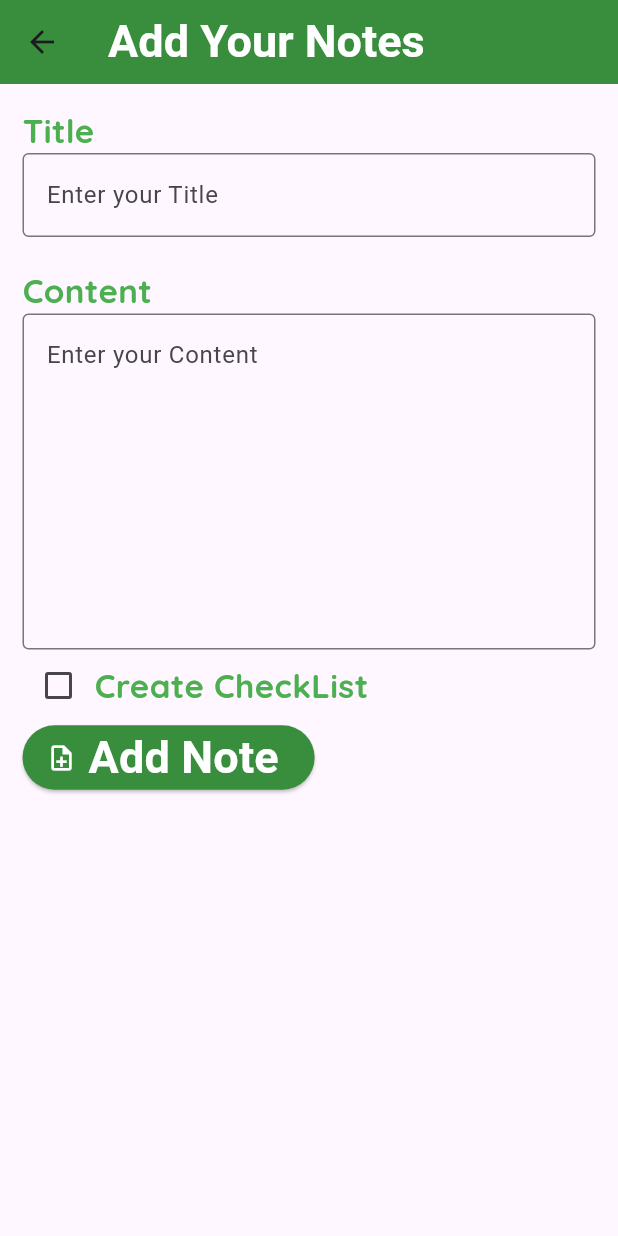
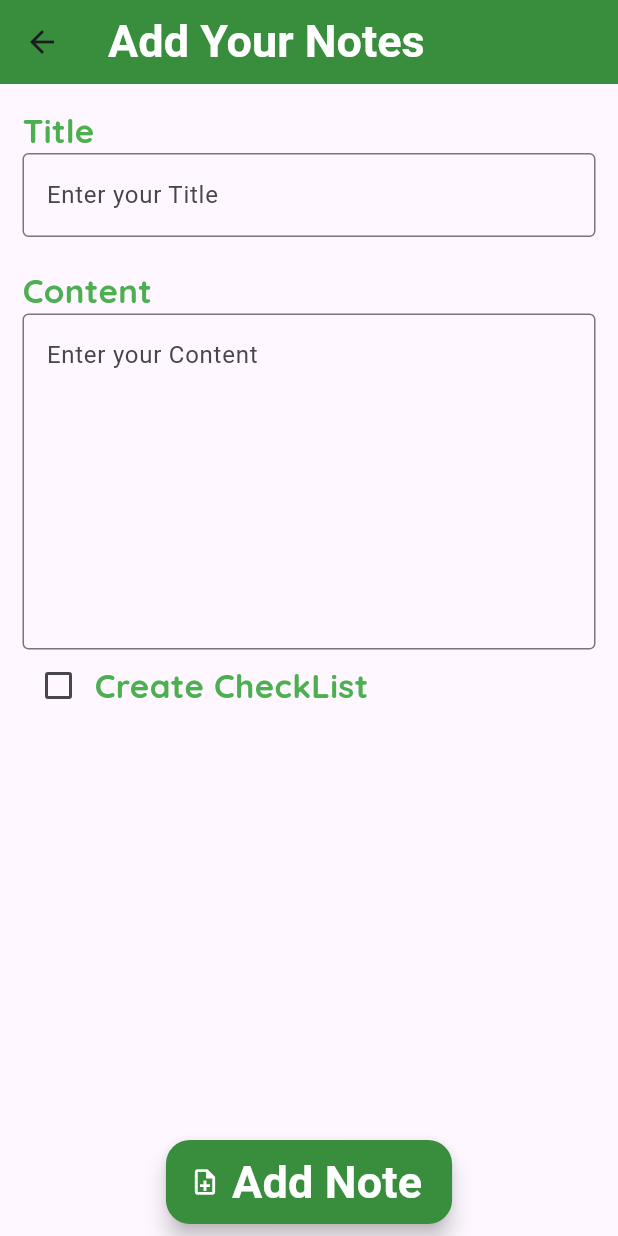
Before and after one commit to sreedeviluminar/noteapp_internship, a Flutter app: the AddNoteScreen screen opened directly, on a phone screen of 412 x 824 dp. Run offline on Flutter 3.47's test engine with Material 3 defaults, Android fonts, the phone set to English and light mode, and no system bars; our stand-ins replace google_fonts, lottie; Roboto replaces fonts that are missing (Kanit).

Commit message:
initial commit

```diff
--- a/lib/screens/addNoteScreen.dart
+++ b/lib/screens/addNoteScreen.dart
@@ -79,35 +79,41 @@ class _AddNoteScreenState extends State<AddNoteScreen> {
                             width: 20,
                           ),
                           CircleAvatar(
+                            backgroundColor: AppColor.basicTheme,
                             child: IconButton(
                                 onPressed: () {},
                                 icon: Icon(
                                   Icons.add,
-                                  color: AppColor.basicTheme,
+                                  color: AppColor.headTextTheme,
                                 )),
                           )
                           ],
                         ),
                       ],
                     ),
-               ElevatedButton.icon(
-                   style: ElevatedButton.styleFrom(
-                       backgroundColor: AppColor.basicTheme),
+                ],
+              ),
+            ),
+          ),
+        ),
+        floatingActionButton: Padding(
+          padding: const EdgeInsets.all(8.0),
+          child: FloatingActionButton.extended(
+            backgroundColor: AppColor.basicTheme,
             onPressed: () {},
+            label: Text(
+              "Add Note",
+              style: AppTextTheme.appBarTextStyle,
+            ),
             icon: Icon(
               Icons.note_add_outlined,
               size: 20,
               color: AppColor.headTextTheme,
             ),
-                   label: Text(
-                     "Add Note",
-                     style: AppTextTheme.appBarTextStyle,
-                   ))
-              ],
           ),
         ),
-        ),
-      ),
+      floatingActionButtonLocation: FloatingActionButtonLocation.centerDocked,
+
     );
   }
 }
```
Lines whose indentation alone changed are shown as unchanged.
